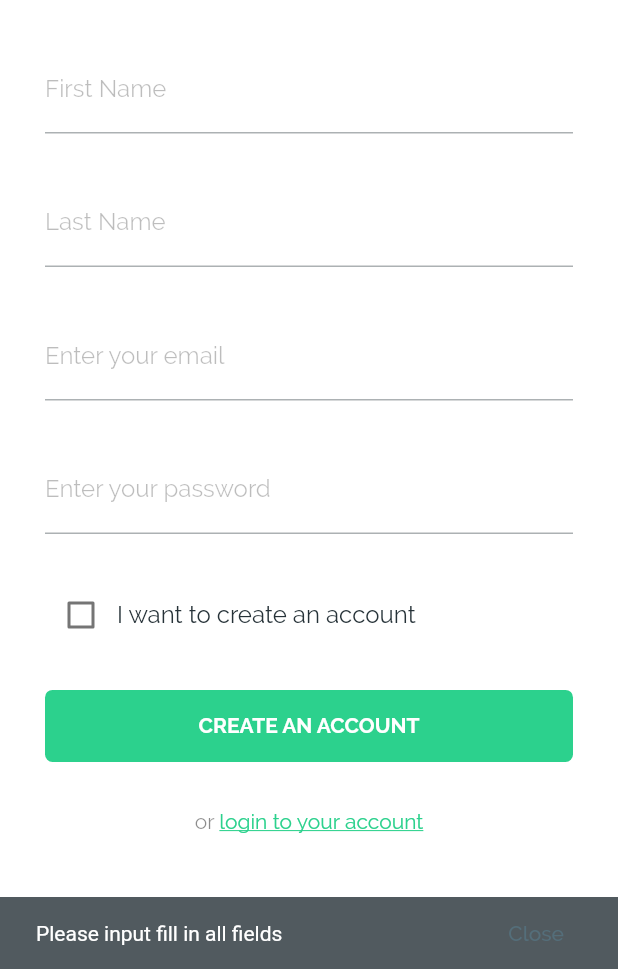
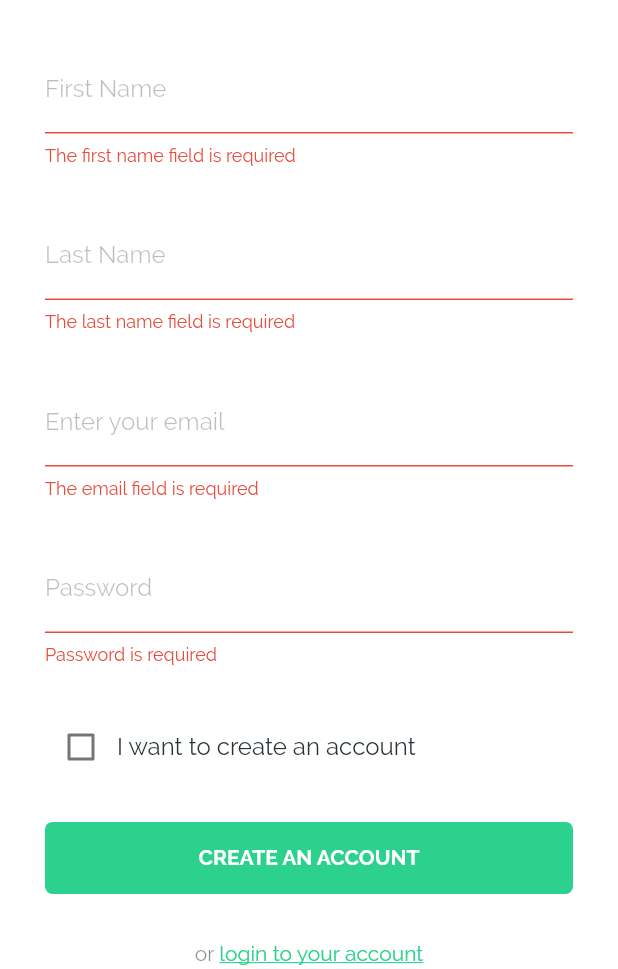
Before and after one commit to modernazam/azam, a Flutter app: the RegistrationScreen screen opened by its route, after a tap on "CREATE AN ACCOUNT", on a phone screen of 412 x 824 dp, the part 267-1236 px from its top. Run offline on Flutter 3.47's test engine with Material 2 defaults, Android fonts, the light colour scheme and no system bars; our stand-ins replace after_layout, auto_size_text, cached_network_image, connectivity, extended_image, firebase_analytics and 15 more; missing offline and left inert: app_review, configurable_expansion_tile, country_pickers, flare_splash_screen, flutter_account_kit, flutter_facebook_login and 7 more; accounts and stored records are empty.

Commit message:
released version 11

```diff
--- a/lib/models/user.dart
+++ b/lib/models/user.dart
@@ -25,8 +25,7 @@ class UserModel with ChangeNotifier {
         List<String> permissions = ['email', "public_profile"];
         final FacebookLoginResult result = await FacebookLogin().logIn(permissions);
 
-        print(result);
-
+        print("toString: " + result.toString());
         switch (result.status) {
           case FacebookLoginStatus.loggedIn:
             final FacebookAccessToken accessToken = result.accessToken;
@@ -37,7 +36,7 @@ class UserModel with ChangeNotifier {
 
             loggedIn = true;
 
-            print(user);
+            //print(user);
             saveUser(user);
 
             success(user);
--- a/lib/screens/checkout/payment.dart
+++ b/lib/screens/checkout/payment.dart
@@ -5,14 +5,12 @@ import 'package:tashkentsupermarket/common/constants.dart';
 import 'package:tashkentsupermarket/common/styles.dart';
 import 'package:tashkentsupermarket/common/tools.dart';
 import 'package:tashkentsupermarket/models/credit_card_model.dart';
-import 'package:tashkentsupermarket/models/order.dart';
 import 'package:tashkentsupermarket/models/payment_method.dart';
 import 'package:tashkentsupermarket/models/user.dart';
 import 'package:tashkentsupermarket/models/cart.dart';
 import 'package:tashkentsupermarket/services/index.dart';
 import 'package:tashkentsupermarket/widgets/credit_card_form.dart';
 
-import 'payment_webview.dart';
 import 'package:localstorage/localstorage.dart';
 
 class PaymentMethods extends StatefulWidget {
--- a/lib/screens/registration.dart
+++ b/lib/screens/registration.dart
@@ -1,6 +1,7 @@
 import 'package:firebase_auth/firebase_auth.dart';
 import 'package:flutter/material.dart';
 import 'package:provider/provider.dart';
+import 'package:tashkentsupermarket/common/tools.dart';
 import 'package:tashkentsupermarket/models/user.dart';
 
 class RegistrationScreen extends StatefulWidget {
@@ -10,9 +11,9 @@ class RegistrationScreen extends StatefulWidget {
 
 class _RegistrationScreenState extends State<RegistrationScreen> {
   final _auth = FirebaseAuth.instance;
+  final _formKey = GlobalKey<FormState>();
   final GlobalKey<ScaffoldState> _scaffoldKey = new GlobalKey<ScaffoldState>();
   String firstName, lastName, username, password;
-  final TextEditingController _usernameController = TextEditingController();
   bool isChecked = false;
 
   void _welcomeDiaLog(User user) {
@@ -82,6 +83,9 @@ class _RegistrationScreenState extends State<RegistrationScreen> {
             return SingleChildScrollView(
               child: Padding(
                 padding: EdgeInsets.symmetric(horizontal: 30.0),
+                child:
+                  Form(
+                    key: _formKey,
                     child: Column(
                     mainAxisAlignment: MainAxisAlignment.center,
                     crossAxisAlignment: CrossAxisAlignment.stretch,
@@ -100,40 +104,66 @@ class _RegistrationScreenState extends State<RegistrationScreen> {
                       SizedBox(
                         height: 30.0,
                       ),
-                    TextField(
-                      onChanged: (value) => firstName = value,
+                      TextFormField(
+                        //onChanged: (value) => firstName = value,
                         decoration: InputDecoration(
                           labelText: 'First Name ',
                         ),
+                        initialValue: firstName,
+                        validator: (val) {
+                          return val.isEmpty ? "The first name field is required" : null;
+                        },
+                        onSaved: (String value) {
+                          firstName = value;
+                        }
                       ),
                       SizedBox(
                         height: 30.0,
                       ),
-                    TextField(
-                      onChanged: (value) => lastName = value,
+                      TextFormField(
+                        //onChanged: (value) => lastName = value,
                         decoration: InputDecoration(
                           labelText: 'Last Name ',
                         ),
+                        initialValue: lastName,
+                        validator: (val) {
+                          return val.isEmpty ? "The last name field is required" : null;
+                        },
+                        onSaved: (String value) {
+                          lastName = value;
+                        }
                       ),
                       SizedBox(
                         height: 30.0,
                       ),
-                    TextField(
-                      controller: _usernameController,
-                      onChanged: (value) => username = value,
+                      TextFormField(
+                        initialValue: username,
                         keyboardType: TextInputType.emailAddress,
-                      decoration:
-                          InputDecoration(labelText: 'Enter your email'),
+                        decoration: InputDecoration(labelText: "Enter your email"),
+                        validator: (val) {
+                          if (val.isEmpty) {
+                            return "The email field is required";
+                          }
+                          return Validator.validateEmail(val);
+                        },
+                        onSaved: (String value) {
+                          username = value;
+                        }
                       ),
                       SizedBox(
                         height: 30.0,
                       ),
-                    TextField(
+                      TextFormField(
                         obscureText: true,
-                      onChanged: (value) => password = value,
-                      decoration: InputDecoration(
-                        labelText: 'Enter your password',
-                      ),
+                        onSaved: (String val) {
+                          password = val;
+                        },
+                        initialValue: password,
+                        //controller: _passwordController,
+                        validator: validatePassword,
+                        decoration: const InputDecoration(
+                          labelText: 'Password',
+                        )
                       ),
                       SizedBox(
                         height: 30.0,
@@ -165,14 +195,17 @@ class _RegistrationScreenState extends State<RegistrationScreen> {
                           elevation: 0,
                           child: MaterialButton(
                             onPressed: () async {
+                              if (_formKey.currentState.validate()) {
+                                  _formKey.currentState.save();
                                 try {
                                   await _auth.createUserWithEmailAndPassword(
                                       email: username, password: password);
                                 } catch (e) {
-//                              print(e);
+                                  //  print(e);
                                 }
                                 _submitRegister(
                                     firstName, lastName, username, password);
+                              }
                             },
                             minWidth: 200.0,
                             elevation: 0.0,
@@ -212,10 +245,21 @@ class _RegistrationScreenState extends State<RegistrationScreen> {
                         ),
                       ),
                     ],
-                ),
-              ),
+                  )
+                )
+              )
             );
-          }),
+          })
         )));
   }
 }
+
+String validatePassword(String value) {
+    if (value.length == 0) {
+      return "Password is required";
+    } else
+    if (!(value.length > 5) && value.isNotEmpty) {
+      return "The minimum number of digits is 6";
+    }
+    return null;
+}
--- a/lib/screens/settings.dart
+++ b/lib/screens/settings.dart
@@ -4,10 +4,8 @@ import 'package:app_review/app_review.dart';
 import 'package:flutter/material.dart';
 import 'package:notification_permissions/notification_permissions.dart';
 import 'package:provider/provider.dart';
-import 'package:rate_my_app/rate_my_app.dart';
 import 'package:tashkentsupermarket/common/constants.dart';
 import 'package:tashkentsupermarket/common/styles.dart';
-import 'package:tashkentsupermarket/models/app.dart';
 import 'package:tashkentsupermarket/models/user.dart';
 import 'package:tashkentsupermarket/models/wishlist.dart';
 
@@ -358,5 +356,4 @@ class SettingScreenState extends State<SettingScreen>
       ),
     );
   }
-  String _dateToString(DateTime date) => date.day.toString().padLeft(2, '0') + '/' + date.month.toString().padLeft(2, '0') + '/' + date.year.toString();
 }
```
Also changed, not shown: lib/screens/login.dart (+62 -14 lines), lib/services/woo_commerce.dart (+7 -5 lines), 2 other files. Lines whose indentation alone changed are shown as unchanged.
